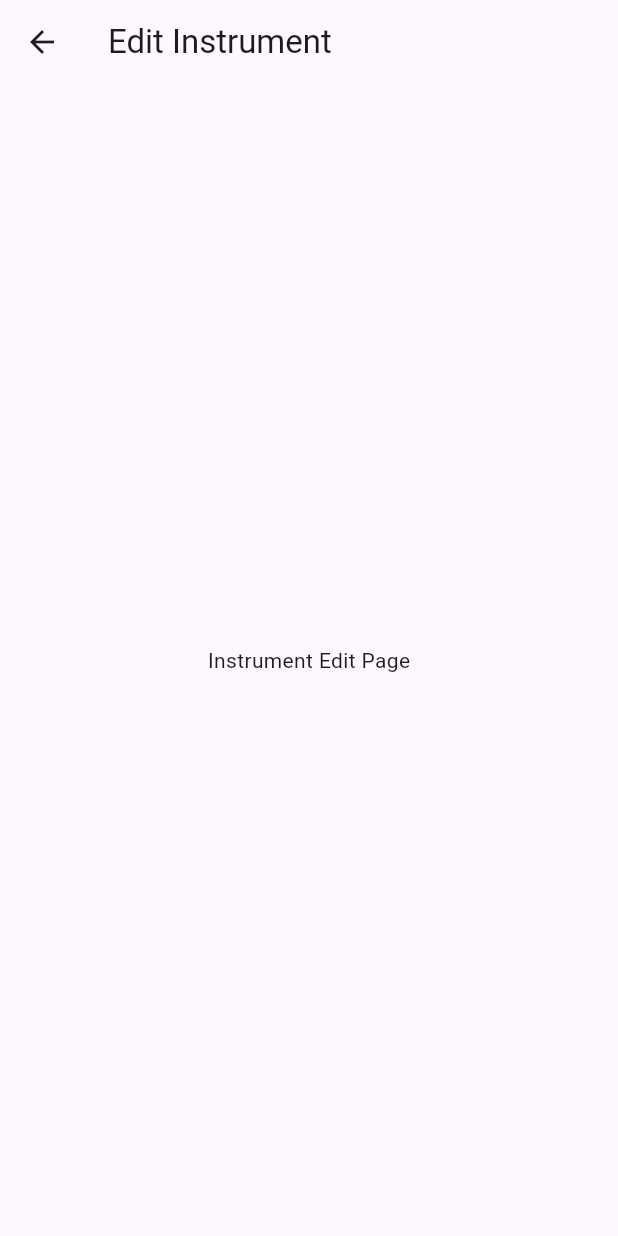
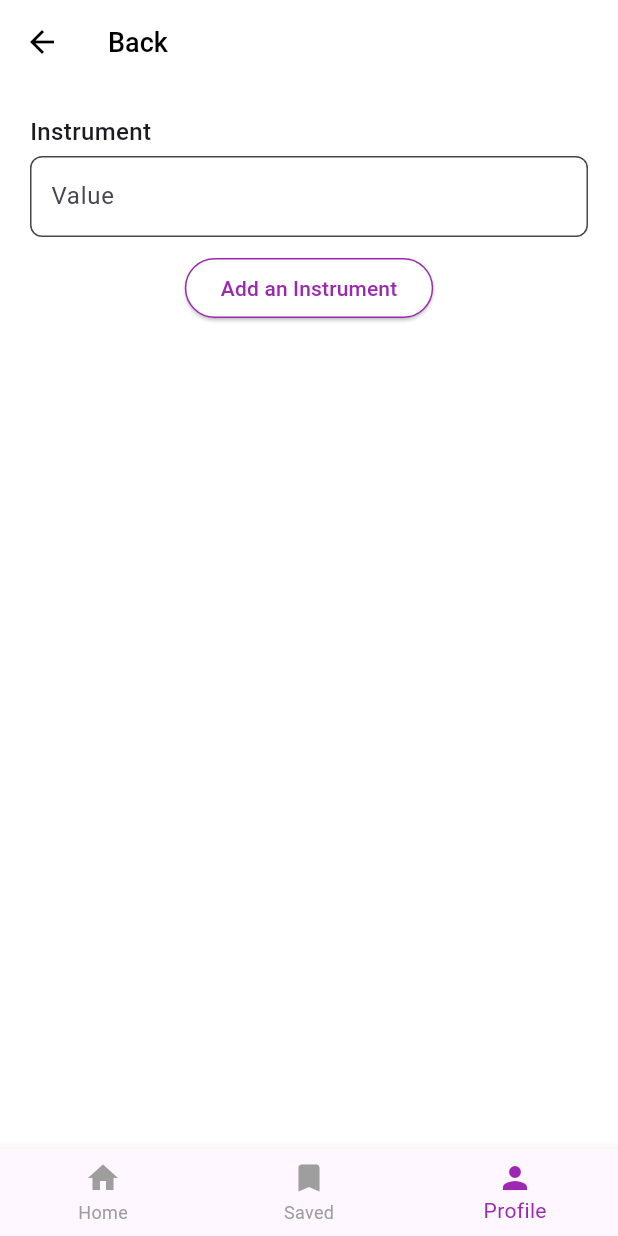
Before and after one commit to cchristinezhou/transposeX, a Flutter app: the ProfileScreen screen opened directly, after a tap on "Instrument", on a phone screen of 412 x 824 dp. Run offline on Flutter 3.47's test engine with Material 3 defaults, Android fonts, the phone set to English and light mode, and no system bars; our stand-ins replace webview_flutter.

Commit message:
Add Profile extension pages: Name, Age, and Instrument pages

```diff
--- /dev/null
+++ b/transpose_x/lib/screens/instrument_screen.dart
@@ -0,0 +1,123 @@
+import 'package:flutter/material.dart';
+
+class InstrumentScreen extends StatefulWidget {
+  @override
+  _InstrumentScreenState createState() => _InstrumentScreenState();
+}
+
+class _InstrumentScreenState extends State<InstrumentScreen> {
+  // Controller to manage user input for instrument names
+  TextEditingController _instrumentController = TextEditingController();
+  List<String> _instruments = [];  // List to store the added instruments
+
+  void _addInstrument() {
+    String instrument = _instrumentController.text.trim();
+    if (instrument.isNotEmpty) {
+      setState(() {
+        _instruments.add(instrument);  // Add the new instrument to the list
+        _instrumentController.clear();  // Clear the input field after adding
+      });
+    }
+  }
+
+  @override
+  Widget build(BuildContext context) {
+    return Scaffold(
+      backgroundColor: Colors.white,
+      appBar: AppBar(
+        backgroundColor: Colors.white,
+        elevation: 0,
+        foregroundColor: Colors.black,
+        leading: IconButton(
+          icon: Icon(Icons.arrow_back),
+          onPressed: () => Navigator.pop(context),
+        ),
+        title: Text(
+          "Back",
+          style: TextStyle(fontSize: 18, fontWeight: FontWeight.w500),
+        ),
+        centerTitle: false,
+      ),
+      body: Padding(
+        padding: EdgeInsets.all(20),
+        child: Column(
+          crossAxisAlignment: CrossAxisAlignment.start,
+          children: [
+            Text(
+              "Instrument",
+              style: TextStyle(fontSize: 16, fontWeight: FontWeight.w500),
+            ),
+            SizedBox(height: 5),
+            TextField(
+              controller: _instrumentController,
+              decoration: InputDecoration(
+                border: OutlineInputBorder(
+                  borderRadius: BorderRadius.circular(8),
+                  borderSide: BorderSide(color: Colors.grey.shade300),
+                ),
+                filled: true,
+                fillColor: Colors.white,
+                hintText: "Value",
+                contentPadding: EdgeInsets.symmetric(horizontal: 10, vertical: 15),
+              ),
+            ),
+            SizedBox(height: 10),
+
+            // "Add an Instrument" button
+            Center(
+              child: ElevatedButton(
+                onPressed: _addInstrument,
+                style: ElevatedButton.styleFrom(
+                  backgroundColor: Colors.white,
+                  foregroundColor: Colors.purple,
+                  side: BorderSide(color: Colors.purple),
+                  shape: RoundedRectangleBorder(
+                    borderRadius: BorderRadius.circular(20),
+                  ),
+                ),
+                child: Text("Add an Instrument"),
+              ),
+            ),
+            SizedBox(height: 20),
+
+            // Expanded widget to make the list scrollable
+            Expanded(
+              child: ListView.builder(
+                itemCount: _instruments.length,
+                itemBuilder: (context, index) {
+                  return Card(
+                    margin: EdgeInsets.symmetric(vertical: 5),
+                    shape: RoundedRectangleBorder(
+                      borderRadius: BorderRadius.circular(8),
+                    ),
+                    child: ListTile(
+                      title: Text(_instruments[index]),
+                      trailing: IconButton(
+                        icon: Icon(Icons.delete, color: Colors.red),
+                        onPressed: () {
+                          setState(() {
+                            _instruments.removeAt(index);
+                          });
+                        },
+                      ),
+                    ),
+                  );
+                },
+              ),
+            ),
+          ],
+        ),
+      ),
+      bottomNavigationBar: BottomNavigationBar(
+        currentIndex: 2,
+        items: [
+          BottomNavigationBarItem(icon: Icon(Icons.home), label: "Home"),
+          BottomNavigationBarItem(icon: Icon(Icons.bookmark), label: "Saved"),
+          BottomNavigationBarItem(icon: Icon(Icons.person), label: "Profile"),
+        ],
+        selectedItemColor: Colors.purple,
+        unselectedItemColor: Colors.grey,
+      ),
+    );
+  }
+}
--- a/transpose_x/lib/screens/profile_screen.dart
+++ b/transpose_x/lib/screens/profile_screen.dart
@@ -1,13 +1,18 @@
 import 'package:flutter/material.dart';
+import 'name_screen.dart';  // Import Name editing page
+import 'age_screen.dart';   // Import Age editing page
+import 'instrument_screen.dart';  // Import Instrument editing page
 
-// This screen displays the user's profile settings with options to edit Name, Age, and Instrument.
 class ProfileScreen extends StatelessWidget {
   @override
   Widget build(BuildContext context) {
     return Scaffold(
       backgroundColor: Colors.white,
       appBar: AppBar(
-        title: Text("My Profile"),
+        title: Text(
+          "My Profile",
+          style: TextStyle(fontSize: 22, fontWeight: FontWeight.bold),
+        ),
         centerTitle: true,
         backgroundColor: Colors.white,
         elevation: 0,
@@ -16,14 +21,19 @@ class ProfileScreen extends StatelessWidget {
       body: Column(
         children: [
           _buildProfileOption(context, "Name", NameScreen()),
+          Divider(thickness: 1, color: Colors.grey[300]),
           _buildProfileOption(context, "Age", AgeScreen()),
+          Divider(thickness: 1, color: Colors.grey[300]),
           _buildProfileOption(context, "Instrument", InstrumentScreen()),
+          Divider(thickness: 1, color: Colors.grey[300]),
+          SizedBox(height: 20),
+          _buildPlaceholderLinks(context),
         ],
       ),
     );
   }
 
-  // Helper function to create a profile option that navigates to the corresponding edit screen.
+  // Function to create a ListTile for profile options (Name, Age, Instrument)
   Widget _buildProfileOption(BuildContext context, String title, Widget screen) {
     return ListTile(
       title: Text(title, style: TextStyle(fontSize: 18, fontWeight: FontWeight.w500)),
@@ -36,37 +46,29 @@ class ProfileScreen extends StatelessWidget {
       },
     );
   }
-}
 
-// Screen for editing the user's name.
-class NameScreen extends StatelessWidget {
-  @override
-  Widget build(BuildContext context) {
-    return Scaffold(
-      appBar: AppBar(title: Text("Edit Name")),
-      body: Center(child: Text("Name Edit Page")),
+  // Function to create placeholder links for About Us and Privacy Policies
+  Widget _buildPlaceholderLinks(BuildContext context) {
+    return Column(
+      children: [
+        GestureDetector(
+          onTap: () {
+          },
+          child: Text(
+            "About Us (placeholder)",
+            style: TextStyle(fontSize: 16, color: Colors.black, fontWeight: FontWeight.w500),
+          ),
+        ),
+        SizedBox(height: 10),
+        GestureDetector(
+          onTap: () {
+          },
+          child: Text(
+            "Privacy Policies (placeholder)",
+            style: TextStyle(fontSize: 16, color: Colors.black, fontWeight: FontWeight.w500),
+          ),
+        ),
+      ],
     );
   }
 }
-
-// Screen for editing the user's age.
-class AgeScreen extends StatelessWidget {
-  @override
-  Widget build(BuildContext context) {
-    return Scaffold(
-      appBar: AppBar(title: Text("Edit Age")),
-      body: Center(child: Text("Age Edit Page")),
-    );
-  }
-}
-
-// Screen for editing the user's instrument.
-class InstrumentScreen extends StatelessWidget {
-  @override
-  Widget build(BuildContext context) {
-    return Scaffold(
-      appBar: AppBar(title: Text("Edit Instrument")),
-      body: Center(child: Text("Instrument Edit Page")),
-    );
-  }
-}
```
Also changed, not shown: transpose_x/lib/screens/age_screen.dart (added, +96 -0 lines), transpose_x/lib/screens/name_screen.dart (added, +85 -0 lines).
